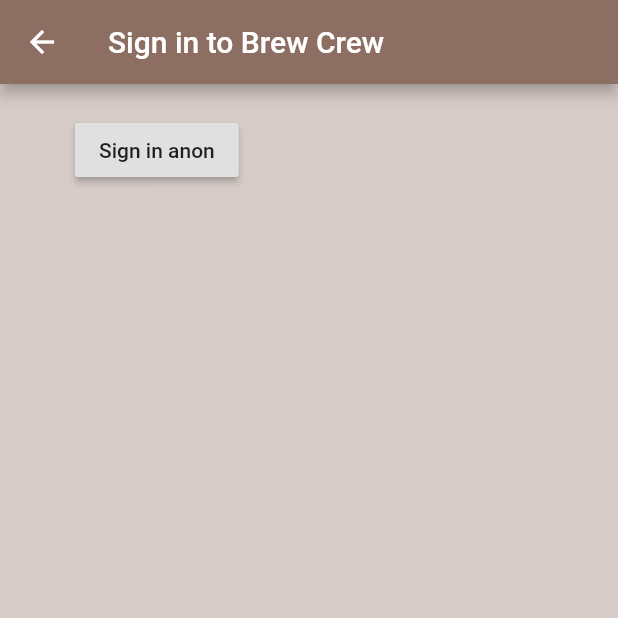
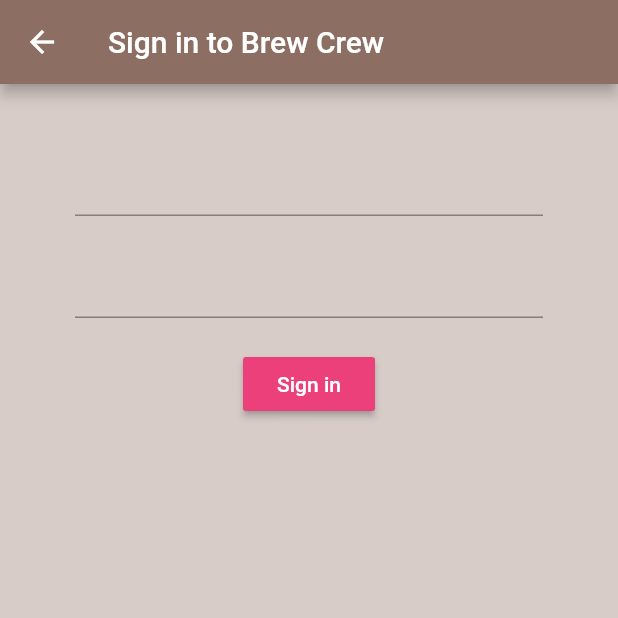
Before and after one commit to raphabarreto/flutter-firebase-app, a Flutter app: the SigIn screen opened directly, on a phone screen of 412 x 824 dp, the top half of it. Run offline on Flutter 3.47's test engine with Material 2 defaults, Android fonts, the phone set to English and light mode, and no system bars; our stand-ins replace firebase_auth; accounts and stored records are empty.

Commit message:
Sign In & Register Forms

```diff
--- a/lib/screens/authenticate/authenticate.dart
+++ b/lib/screens/authenticate/authenticate.dart
@@ -1,4 +1,4 @@
-import 'package:brew_crew/screens/authenticate/sign_id.dart';
+import 'package:brew_crew/screens/authenticate/register.dart';
 import 'package:flutter/material.dart';
 
 class Authenticate extends StatefulWidget {
@@ -10,7 +10,7 @@ class _AuthenticateState extends State<Authenticate> {
   @override
   Widget build(BuildContext context) {
     return Container(
-      child: SigIn(),
+      child: Register(),
     );
   }
 }
--- a/lib/screens/authenticate/sign_id.dart
+++ b/lib/screens/authenticate/sign_id.dart
@@ -10,6 +10,10 @@ class _SigInState extends State<SigIn> {
 
   final AuthService _auth = AuthService();
 
+  // text field state
+  String email = '';
+  String password = '';
+
   @override
   Widget build(BuildContext context) {
     return Scaffold(
@@ -20,17 +24,36 @@ class _SigInState extends State<SigIn> {
       ),
       body: Container(
         padding: EdgeInsets.symmetric(vertical: 20.0, horizontal: 50.0),
-        child: RaisedButton(
-          child: Text('Sign in anon'),
-          onPressed: () async {
-            dynamic result = await _auth.signInAnon();
-            if (result == null) {
-              print('error signing in');
-            } else {
-              print('signed in');
-              print(result.uid);
-            }
-          }
+        child: Form(
+          child: Column(
+            children: <Widget>[
+              SizedBox(height: 20.0),
+              TextFormField(
+                onChanged: (val) {
+                 setState(() => email = val);
+                }
+              ),
+              SizedBox(height: 20.0),
+              TextFormField(
+                obscureText: true,
+                onChanged: (val) {
+                  setState(() => password = val);
+                },
+              ),
+              SizedBox(height: 20.0),
+              RaisedButton(
+                color: Colors.pink[400],
+                child: Text(
+                  'Sign in',
+                  style: TextStyle(color: Colors.white),
+                ),
+                onPressed: () async {
+                  print(email);
+                  print(password);
+                },
+              ),
+            ],
+          ),
         ),
       ),
     );
```
